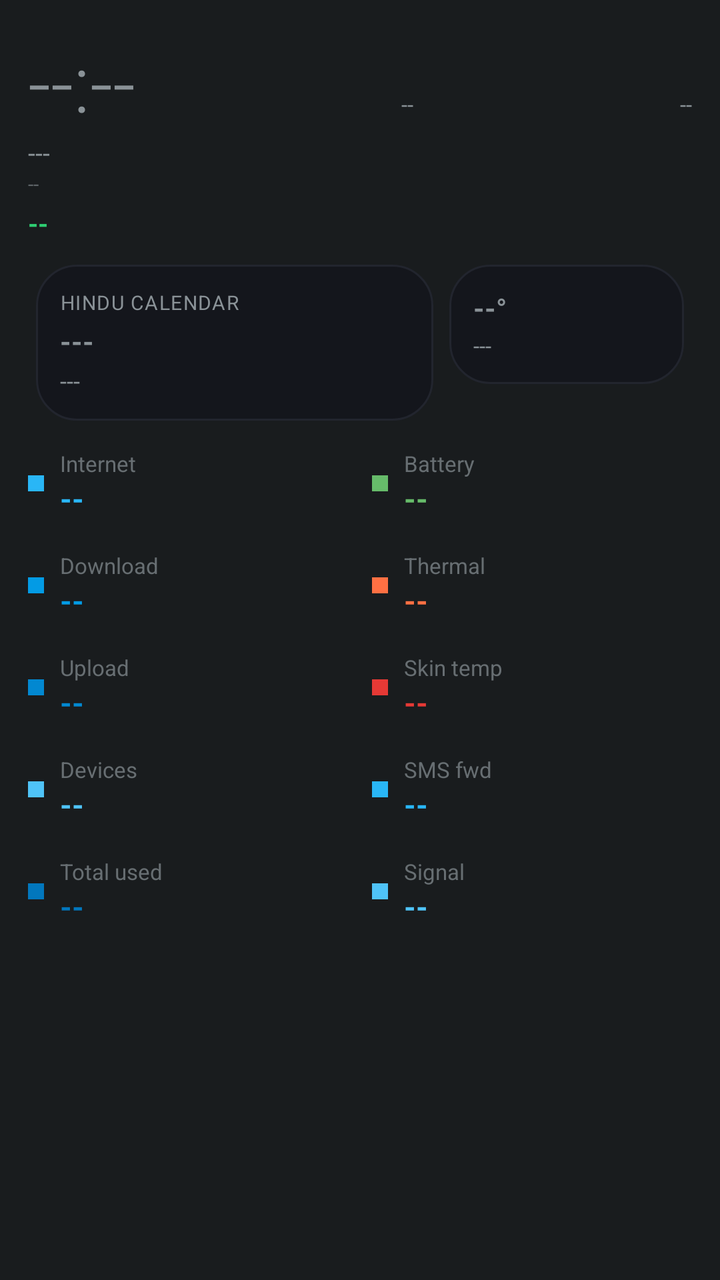
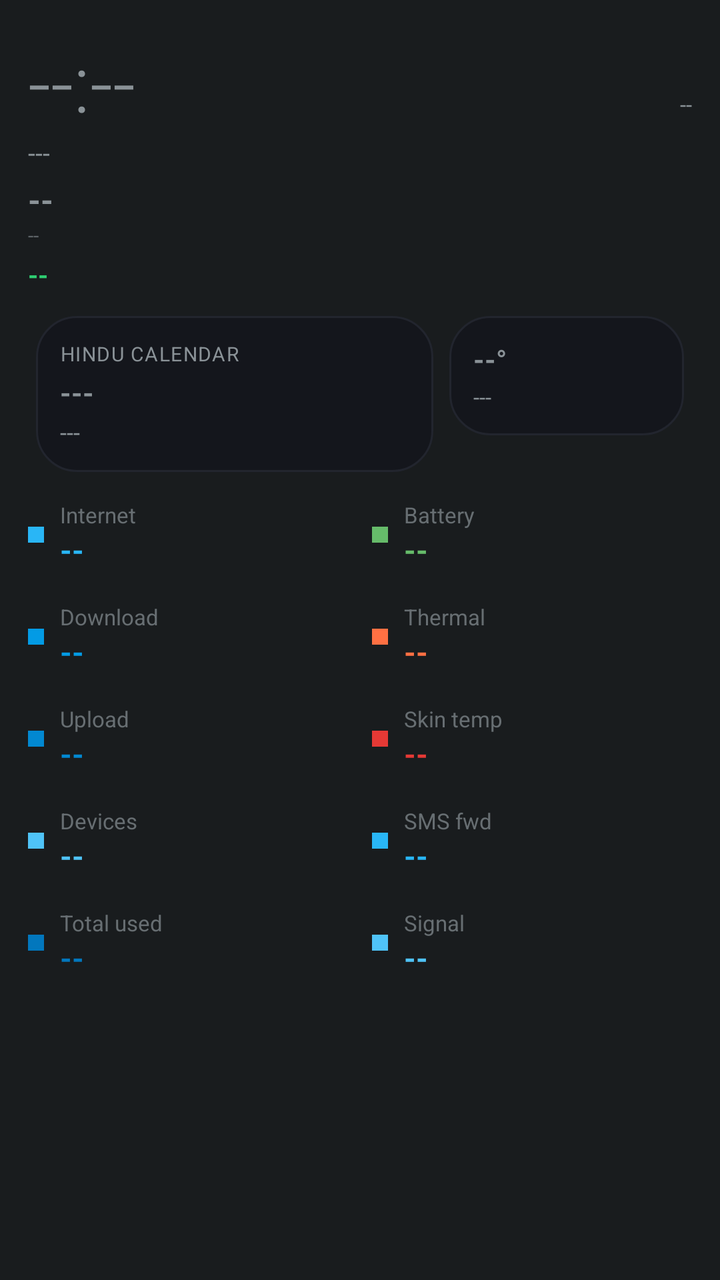

The first picture is an Android layout as it rendered before a commit; the second is the same layout after the commit. The layout source and the unified diff follow.
<!-- AndroidManifest.xml: application theme android:Theme.DeviceDefault.NoActionBar -->
<!-- res/layout/aod_layout_ocean_blue.xml -->
<?xml version="1.0" encoding="utf-8"?>
<LinearLayout xmlns:android="http://schemas.android.com/apk/res/android"
    android:id="@+id/bg_root"
    android:layout_width="match_parent"
    android:layout_height="match_parent"
    android:orientation="vertical"
    android:padding="14dp">

    <LinearLayout
        android:layout_width="match_parent"
        android:layout_height="wrap_content"
        android:orientation="horizontal">

        <TextView
            android:id="@+id/clock"
            android:layout_width="wrap_content"
            android:layout_height="wrap_content"
            android:textSize="40sp"
            android:fontFamily="sans-serif-light"
            android:text="--:--" />

        <TextView
            android:id="@+id/net_type_badge"
            android:layout_width="0dp"
            android:layout_height="wrap_content"
            android:layout_weight="1"
            android:layout_gravity="top"
            android:gravity="end"
            android:textSize="11sp"
            android:text="--" />

        <TextView
            android:id="@+id/akd_badge"
            android:layout_width="0dp"
            android:layout_height="wrap_content"
            android:layout_weight="1"
            android:layout_gravity="top"
            android:gravity="end"
            android:textSize="11sp"
            android:text="--" />
    </LinearLayout>

    <TextView
        android:id="@+id/date"
        android:layout_width="wrap_content"
        android:layout_height="wrap_content"
        android:textSize="13sp"
        android:text="---" />

    <TextView
        android:id="@+id/perf_badge"
        android:layout_width="wrap_content"
        android:layout_height="wrap_content"
        android:textSize="10sp"
        android:alpha="0.6"
        android:text="--" />

    <TextView
        android:id="@+id/health_badge"
        android:layout_width="wrap_content"
        android:layout_height="wrap_content"
        android:layout_marginTop="4dp"
        android:textAllCaps="true"
        android:textStyle="bold"
        android:textSize="13sp"
        android:textColor="#2ecc71"
        android:text="--" />

    <TextView
        android:id="@+id/muhurat_badge"
        android:layout_width="wrap_content"
        android:layout_height="wrap_content"
        android:textSize="11sp"
        android:textStyle="bold"
        android:visibility="gone"
        android:text="--" />

    <LinearLayout
        android:layout_width="match_parent"
        android:layout_height="wrap_content"
        android:orientation="horizontal"
        android:layout_marginTop="8dp">

        <LinearLayout
            android:id="@+id/panchang_card"
            android:layout_width="0dp"
            android:layout_height="wrap_content"
            android:layout_weight="1.7"
            android:layout_margin="4dp"
            android:background="@drawable/bg_card"
            android:orientation="vertical"
            android:gravity="center_vertical"
            android:padding="12dp">

            <TextView
                android:id="@+id/panchang_header"
                android:layout_width="wrap_content"
                android:layout_height="wrap_content"
                android:textSize="10sp"
                android:textAllCaps="true"
                android:letterSpacing="0.05"
                android:text="Hindu calendar" />

            <TextView
                android:id="@+id/panchang_tithi"
                android:layout_width="match_parent"
                android:layout_height="wrap_content"
                android:layout_marginTop="3dp"
                android:textStyle="bold"
                android:maxLines="1"
                android:autoSizeTextType="uniform"
                android:autoSizeMinTextSize="13sp"
                android:autoSizeMaxTextSize="18sp"
                android:text="---" />

            <TextView
                android:id="@+id/panchang_nakshatra"
                android:layout_width="match_parent"
                android:layout_height="wrap_content"
                android:layout_marginTop="2dp"
                android:textSize="12sp"
                android:maxLines="1"
                android:ellipsize="end"
                android:text="---" />
        </LinearLayout>

        <LinearLayout
            android:id="@+id/weather_card"
            android:layout_width="0dp"
            android:layout_height="wrap_content"
            android:layout_weight="1"
            android:layout_margin="4dp"
            android:background="@drawable/bg_card"
            android:orientation="vertical"
            android:gravity="center_vertical"
            android:padding="12dp">

            <TextView
                android:id="@+id/weather_temp"
                android:layout_width="match_parent"
                android:layout_height="wrap_content"
                android:textStyle="bold"
                android:maxLines="1"
                android:autoSizeTextType="uniform"
                android:autoSizeMinTextSize="14sp"
                android:autoSizeMaxTextSize="20sp"
                android:text="--°" />

            <TextView
                android:id="@+id/weather_condition"
                android:layout_width="match_parent"
                android:layout_height="wrap_content"
                android:layout_marginTop="2dp"
                android:textSize="11sp"
                android:maxLines="2"
                android:text="---" />
        </LinearLayout>
    </LinearLayout>

    
    <LinearLayout
        android:layout_width="match_parent"
        android:layout_height="wrap_content"
        android:orientation="horizontal"
        android:layout_marginTop="10dp">

        <LinearLayout android:layout_width="0dp" android:layout_height="wrap_content" android:layout_weight="1" android:orientation="vertical" android:layout_marginEnd="6dp">
            <LinearLayout android:id="@+id/row8" android:layout_width="match_parent" android:layout_height="wrap_content" android:orientation="horizontal" android:gravity="center_vertical" android:layout_marginBottom="16dp">
                <View android:layout_width="8dp" android:layout_height="8dp" android:layout_marginEnd="8dp" android:background="#29b6f6" />
                <LinearLayout android:layout_width="0dp" android:layout_height="wrap_content" android:layout_weight="1" android:orientation="vertical">
                    <TextView android:id="@+id/stat_label" android:layout_width="wrap_content" android:layout_height="wrap_content" android:textSize="11sp" android:alpha="0.7" android:text="Internet" />
                    <TextView android:id="@+id/stat_value" android:layout_width="wrap_content" android:layout_height="wrap_content" android:textStyle="bold" android:textSize="15sp" android:textColor="#29b6f6" android:text="--" />
                </LinearLayout>
            </LinearLayout>
            <LinearLayout android:id="@+id/row0" android:layout_width="match_parent" android:layout_height="wrap_content" android:orientation="horizontal" android:gravity="center_vertical" android:layout_marginBottom="16dp">
                <View android:layout_width="8dp" android:layout_height="8dp" android:layout_marginEnd="8dp" android:background="#039be5" />
                <LinearLayout android:layout_width="0dp" android:layout_height="wrap_content" android:layout_weight="1" android:orientation="vertical">
                    <TextView android:id="@+id/stat_label" android:layout_width="wrap_content" android:layout_height="wrap_content" android:textSize="11sp" android:alpha="0.7" android:text="Download" />
                    <TextView android:id="@+id/stat_value" android:layout_width="wrap_content" android:layout_height="wrap_content" android:textStyle="bold" android:textSize="15sp" android:textColor="#039be5" android:text="--" />
                </LinearLayout>
            </LinearLayout>
            <LinearLayout android:id="@+id/row1" android:layout_width="match_parent" android:layout_height="wrap_content" android:orientation="horizontal" android:gravity="center_vertical" android:layout_marginBottom="16dp">
                <View android:layout_width="8dp" android:layout_height="8dp" android:layout_marginEnd="8dp" android:background="#0288d1" />
                <LinearLayout android:layout_width="0dp" android:layout_height="wrap_content" android:layout_weight="1" android:orientation="vertical">
                    <TextView android:id="@+id/stat_label" android:layout_width="wrap_content" android:layout_height="wrap_content" android:textSize="11sp" android:alpha="0.7" android:text="Upload" />
                    <TextView android:id="@+id/stat_value" android:layout_width="wrap_content" android:layout_height="wrap_content" android:textStyle="bold" android:textSize="15sp" android:textColor="#0288d1" android:text="--" />
                </LinearLayout>
            </LinearLayout>
            <LinearLayout android:id="@+id/row2" android:layout_width="match_parent" android:layout_height="wrap_content" android:orientation="horizontal" android:gravity="center_vertical" android:layout_marginBottom="16dp">
                <View android:layout_width="8dp" android:layout_height="8dp" android:layout_marginEnd="8dp" android:background="#4fc3f7" />
                <LinearLayout android:layout_width="0dp" android:layout_height="wrap_content" android:layout_weight="1" android:orientation="vertical">
                    <TextView android:id="@+id/stat_label" android:layout_width="wrap_content" android:layout_height="wrap_content" android:textSize="11sp" android:alpha="0.7" android:text="Devices" />
                    <TextView android:id="@+id/stat_value" android:layout_width="wrap_content" android:layout_height="wrap_content" android:textStyle="bold" android:textSize="15sp" android:textColor="#4fc3f7" android:text="--" />
                </LinearLayout>
            </LinearLayout>
            <LinearLayout android:id="@+id/row3" android:layout_width="match_parent" android:layout_height="wrap_content" android:orientation="horizontal" android:gravity="center_vertical" android:layout_marginBottom="16dp">
                <View android:layout_width="8dp" android:layout_height="8dp" android:layout_marginEnd="8dp" android:background="#0277bd" />
                <LinearLayout android:layout_width="0dp" android:layout_height="wrap_content" android:layout_weight="1" android:orientation="vertical">
                    <TextView android:id="@+id/stat_label" android:layout_width="wrap_content" android:layout_height="wrap_content" android:textSize="11sp" android:alpha="0.7" android:text="Total used" />
                    <TextView android:id="@+id/stat_value" android:layout_width="wrap_content" android:layout_height="wrap_content" android:textStyle="bold" android:textSize="15sp" android:textColor="#0277bd" android:text="--" />
                </LinearLayout>
            </LinearLayout>
        </LinearLayout>

        <LinearLayout android:layout_width="0dp" android:layout_height="wrap_content" android:layout_weight="1" android:orientation="vertical" android:layout_marginStart="6dp">
            <LinearLayout android:id="@+id/row4" android:layout_width="match_parent" android:layout_height="wrap_content" android:orientation="horizontal" android:gravity="center_vertical" android:layout_marginBottom="16dp">
                <View android:layout_width="8dp" android:layout_height="8dp" android:layout_marginEnd="8dp" android:background="#66bb6a" />
                <LinearLayout android:layout_width="0dp" android:layout_height="wrap_content" android:layout_weight="1" android:orientation="vertical">
                    <TextView android:id="@+id/stat_label" android:layout_width="wrap_content" android:layout_height="wrap_content" android:textSize="11sp" android:alpha="0.7" android:text="Battery" />
                    <TextView android:id="@+id/stat_value" android:layout_width="wrap_content" android:layout_height="wrap_content" android:textStyle="bold" android:textSize="15sp" android:textColor="#66bb6a" android:text="--" />
                </LinearLayout>
            </LinearLayout>
            <LinearLayout android:id="@+id/row5" android:layout_width="match_parent" android:layout_height="wrap_content" android:orientation="horizontal" android:gravity="center_vertical" android:layout_marginBottom="16dp">
                <View android:layout_width="8dp" android:layout_height="8dp" android:layout_marginEnd="8dp" android:background="#ff7043" />
                <LinearLayout android:layout_width="0dp" android:layout_height="wrap_content" android:layout_weight="1" android:orientation="vertical">
                    <TextView android:id="@+id/stat_label" android:layout_width="wrap_content" android:layout_height="wrap_content" android:textSize="11sp" android:alpha="0.7" android:text="Thermal" />
                    <TextView android:id="@+id/stat_value" android:layout_width="wrap_content" android:layout_height="wrap_content" android:textStyle="bold" android:textSize="15sp" android:textColor="#ff7043" android:text="--" />
                </LinearLayout>
            </LinearLayout>
            <LinearLayout android:id="@+id/row6" android:layout_width="match_parent" android:layout_height="wrap_content" android:orientation="horizontal" android:gravity="center_vertical" android:layout_marginBottom="16dp">
                <View android:layout_width="8dp" android:layout_height="8dp" android:layout_marginEnd="8dp" android:background="#e53935" />
                <LinearLayout android:layout_width="0dp" android:layout_height="wrap_content" android:layout_weight="1" android:orientation="vertical">
                    <TextView android:id="@+id/stat_label" android:layout_width="wrap_content" android:layout_height="wrap_content" android:textSize="11sp" android:alpha="0.7" android:text="Skin temp" />
                    <TextView android:id="@+id/stat_value" android:layout_width="wrap_content" android:layout_height="wrap_content" android:textStyle="bold" android:textSize="15sp" android:textColor="#e53935" android:text="--" />
                </LinearLayout>
            </LinearLayout>
            <LinearLayout android:id="@+id/row7" android:layout_width="match_parent" android:layout_height="wrap_content" android:orientation="horizontal" android:gravity="center_vertical" android:layout_marginBottom="16dp">
                <View android:layout_width="8dp" android:layout_height="8dp" android:layout_marginEnd="8dp" android:background="#29b6f6" />
                <LinearLayout android:layout_width="0dp" android:layout_height="wrap_content" android:layout_weight="1" android:orientation="vertical">
                    <TextView android:id="@+id/stat_label" android:layout_width="wrap_content" android:layout_height="wrap_content" android:textSize="11sp" android:alpha="0.7" android:text="SMS fwd" />
                    <TextView android:id="@+id/stat_value" android:layout_width="wrap_content" android:layout_height="wrap_content" android:textStyle="bold" android:textSize="15sp" android:textColor="#29b6f6" android:text="--" />
                </LinearLayout>
            </LinearLayout>
            <LinearLayout android:id="@+id/row9" android:layout_width="match_parent" android:layout_height="wrap_content" android:orientation="horizontal" android:gravity="center_vertical" android:layout_marginBottom="16dp">
                <View android:layout_width="8dp" android:layout_height="8dp" android:layout_marginEnd="8dp" android:background="#4fc3f7" />
                <LinearLayout android:layout_width="0dp" android:layout_height="wrap_content" android:layout_weight="1" android:orientation="vertical">
                    <TextView android:id="@+id/stat_label" android:layout_width="wrap_content" android:layout_height="wrap_content" android:textSize="11sp" android:alpha="0.7" android:text="Signal" />
                    <TextView android:id="@+id/stat_value" android:layout_width="wrap_content" android:layout_height="wrap_content" android:textStyle="bold" android:textSize="15sp" android:textColor="#4fc3f7" android:text="--" />
                </LinearLayout>
            </LinearLayout>
        </LinearLayout>
    </LinearLayout>

</LinearLayout>
<!-- resources referenced by this layout -->
<resources>
  <!-- drawable bg_card (drawable) -->
  <?xml version="1.0" encoding="utf-8"?>
  <shape xmlns:android="http://schemas.android.com/apk/res/android">
      <solid android:color="#14161C" />
      <corners android:radius="20dp" />
      <stroke android:width="1dp" android:color="#22252E" />
  </shape>
</resources>

<!-- the commit's change to res/layout/aod_layout_ocean_blue.xml (unified diff, before → after) -->
@@ -29,16 +29,7 @@
             android:textSize="11sp"
             android:text="--" />
 
-        <TextView
-            android:id="@+id/akd_badge"
-            android:layout_width="0dp"
-            android:layout_height="wrap_content"
-            android:layout_weight="1"
-            android:layout_gravity="top"
-            android:gravity="end"
-            android:textSize="11sp"
-            android:text="--" />
-    </LinearLayout>
+        </LinearLayout>
 
     <TextView
         android:id="@+id/date"
@@ -46,6 +37,7 @@
         android:layout_height="wrap_content"
         android:textSize="13sp"
         android:text="---" />
+<TextView android:id="@+id/akd_badge" android:layout_width="wrap_content" android:layout_height="wrap_content" android:layout_marginTop="4dp" android:textSize="16sp" android:textStyle="bold" android:text="--" />
 
     <TextView
         android:id="@+id/perf_badge"
